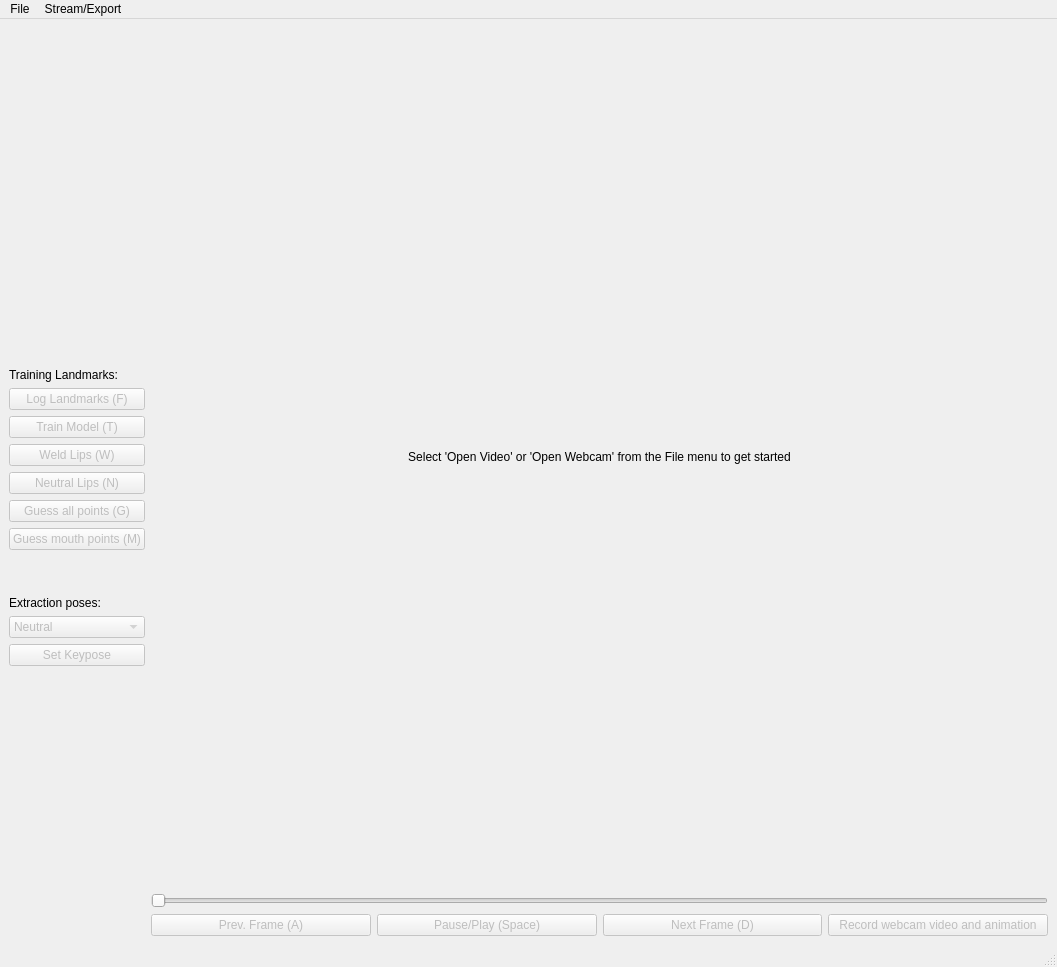
rwsarmstrong/strongtrack, file 0.8/08.ui: the form before one commit.
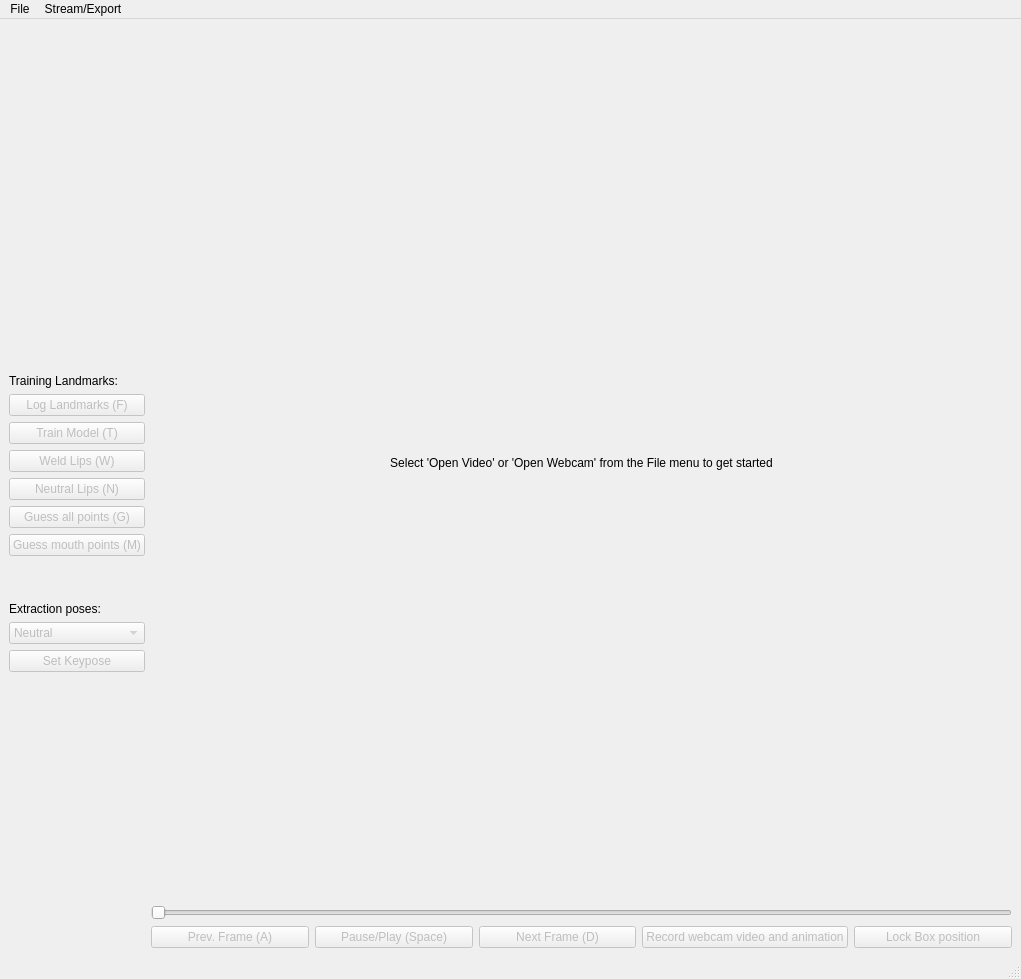
The form after the commit.

```diff
--- a/0.8/08.ui
+++ b/0.8/08.ui
@@ -6,8 +6,8 @@
    <rect>
     <x>0</x>
     <y>0</y>
-    <width>1057</width>
-    <height>967</height>
+    <width>1021</width>
+    <height>979</height>
    </rect>
   </property>
   <property name="sizePolicy">
@@ -313,6 +313,16 @@
               </property>
              </widget>
             </item>
+            <item>
+             <widget class="QPushButton" name="button_lockWebcamBox">
+              <property name="enabled">
+               <bool>false</bool>
+              </property>
+              <property name="text">
+               <string>Lock Box position</string>
+              </property>
+             </widget>
+            </item>
            </layout>
           </item>
          </layout>
@@ -328,7 +338,7 @@
     <rect>
      <x>0</x>
      <y>0</y>
-     <width>1057</width>
+     <width>1021</width>
      <height>21</height>
     </rect>
    </property>
```
